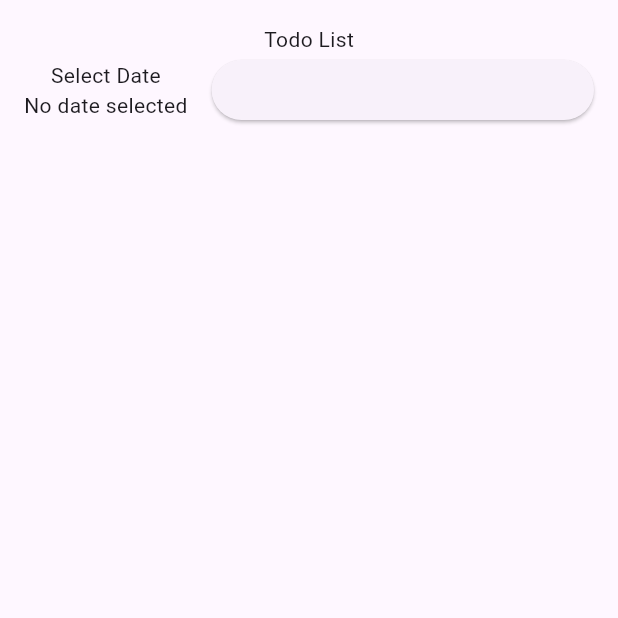
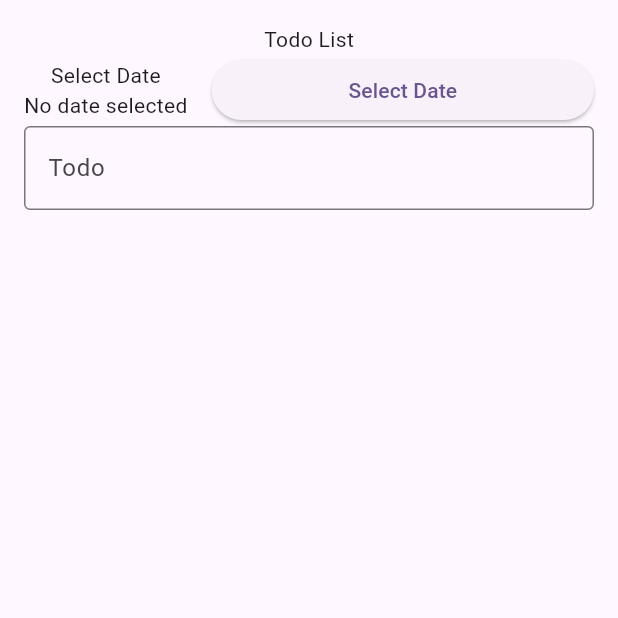
Before and after one commit to IrfanHidayatulahP/142_TodoBloc, a Flutter app: the TodoPage screen opened directly, on a phone screen of 412 x 824 dp, the top half of it. Run offline on Flutter 3.47's test engine with Material 3 defaults, Android fonts, the phone set to English and light mode, and no system bars; our stand-ins replace bloc, flutter_bloc.

Commit message:
membuat formfield untuk input data todo dan perbaikan error code

```diff
--- a/todo_bloc/lib/view/todo_page.dart
+++ b/todo_bloc/lib/view/todo_page.dart
@@ -9,7 +9,7 @@ class TodoPage extends StatelessWidget {
   @override
   Widget build(BuildContext context) {
     final _key = GlobalKey<FormState>();
-    final _titleController = TextEditingController();
+    final _controller = TextEditingController();
     return Scaffold(
       body: SafeArea(
         child: Padding(
@@ -53,10 +53,31 @@ class TodoPage extends StatelessWidget {
                             );
                           }
                         });
-                      }, child: null,
+                      }, child: const Text('Select Date'),
                     )
                   )
                 ],
+              ),
+              Form(
+                child: Row(
+                  children: [
+                    Expanded(
+                      child: TextFormField(
+                        controller: _controller,
+                        decoration: const InputDecoration(
+                          labelText: 'Todo',
+                          border: OutlineInputBorder(),
+                        ),
+                        validator: (value) {
+                          if (value == null || value.isEmpty) {
+                            return 'Please enter a todo';
+                          }
+                          return null;
+                        },
+                      ),
+                    ),
+                  ],
+                )
               )
             ],
           ),
```
